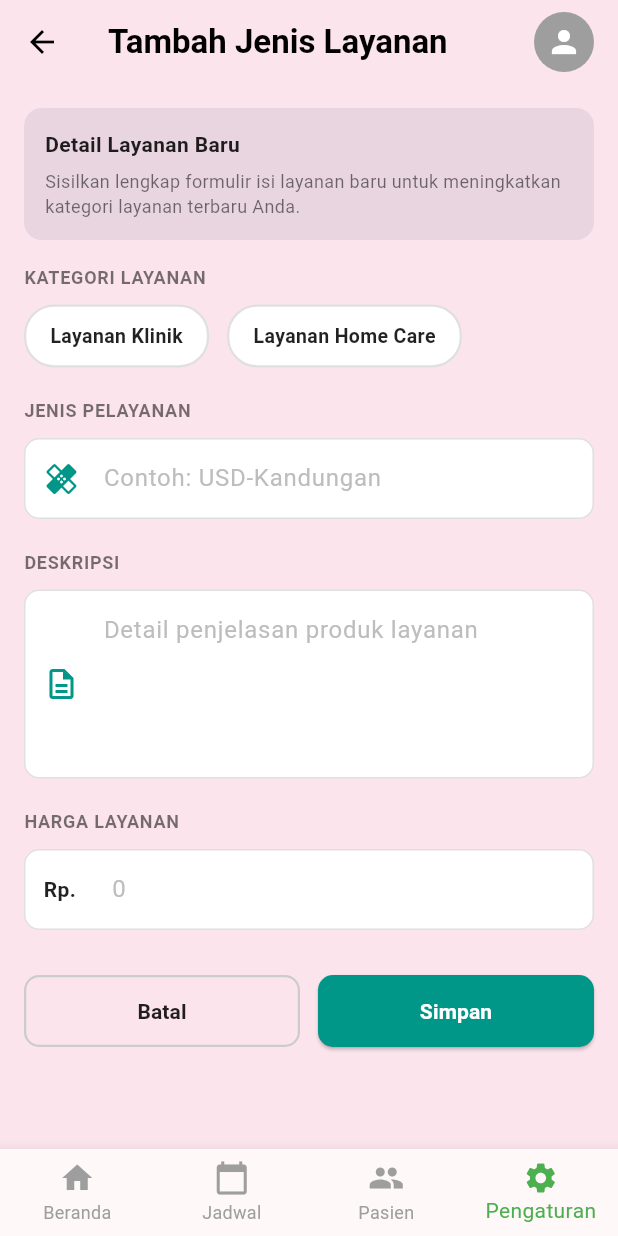
After one commit to muhammadsodiq9335-sketch/proyek_bidan, a Flutter app: the AdminTambahJenisPelayananScreen screen opened directly, on a phone screen of 412 x 824 dp. The commit adds this screen. Run offline on Flutter 3.47's test engine with Material 3 defaults, Android fonts, the phone set to English and light mode, and no system bars; accounts and stored records are empty; network calls fail; Roboto replaces fonts that are missing (Segoe UI).

Commit message:
admin insert jenis pelayanan

```diff
--- /dev/null
+++ b/lib/screens/admin_tambah_jenis_pelayanan_screen.dart
@@ -0,0 +1,389 @@
+import 'package:flutter/material.dart';
+import 'admin_dashboard_screen.dart';
+import 'admin_jadwal_screen.dart';
+import 'admin_pengaturan_screen.dart';
+import 'admin_pasien_screen.dart';
+import 'admin_jenis_pelayanan_screen.dart';
+
+class AdminTambahJenisPelayananScreen extends StatefulWidget {
+  const AdminTambahJenisPelayananScreen({super.key});
+
+  @override
+  State<AdminTambahJenisPelayananScreen> createState() =>
+      _AdminTambahJenisPelayananScreenState();
+}
+
+class _AdminTambahJenisPelayananScreenState
+    extends State<AdminTambahJenisPelayananScreen> {
+  final TextEditingController jenisPelayananController =
+      TextEditingController();
+  final TextEditingController deskripsiController = TextEditingController();
+  final TextEditingController hargaController = TextEditingController();
+
+  String? selectedCategory;
+  String? selectedServiceType;
+
+  @override
+  void dispose() {
+    jenisPelayananController.dispose();
+    deskripsiController.dispose();
+    hargaController.dispose();
+    super.dispose();
+  }
+
+  void _simpanData() {
+    if (jenisPelayananController.text.isEmpty ||
+        deskripsiController.text.isEmpty ||
+        hargaController.text.isEmpty ||
+        selectedCategory == null) {
+      ScaffoldMessenger.of(context).showSnackBar(
+        const SnackBar(content: Text("Isi semua data yang diperlukan!")),
+      );
+      return;
+    }
+
+    ScaffoldMessenger.of(context).showSnackBar(
+      const SnackBar(content: Text("Data berhasil disimpan!")),
+    );
+
+    Future.delayed(const Duration(milliseconds: 500), () {
+      Navigator.pop(context);
+    });
+  }
+
+  @override
+  Widget build(BuildContext context) {
+    return Scaffold(
+      backgroundColor: const Color(0xFFFCE4EC),
+      appBar: AppBar(
+        backgroundColor: const Color(0xFFFCE4EC),
+        elevation: 0,
+        leading: IconButton(
+          icon: const Icon(Icons.arrow_back, color: Colors.black),
+          onPressed: () => Navigator.pop(context),
+        ),
+        title: const Text(
+          "Tambah Jenis Layanan",
+          style: TextStyle(
+            color: Colors.black,
+            fontWeight: FontWeight.bold,
+          ),
+        ),
+        actions: [
+          Container(
+            margin: const EdgeInsets.only(right: 16),
+            child: const CircleAvatar(
+              backgroundColor: Colors.grey,
+              child: Icon(Icons.person, color: Colors.white),
+            ),
+          ),
+        ],
+      ),
+      body: SingleChildScrollView(
+        child: Padding(
+          padding: const EdgeInsets.all(16),
+          child: Column(
+            crossAxisAlignment: CrossAxisAlignment.start,
+            children: [
+              /// ===== DETAIL LAYANAN BARU =====
+              _buildSectionHeader(
+                "Detail Layanan Baru",
+                "Sisilkan lengkap formulir isi layanan baru untuk meningkatkan kategori layanan terbaru Anda.",
+              ),
+              const SizedBox(height: 16),
+
+              /// ===== KATEGORI LAYANAN =====
+              _buildSectionTitle("KATEGORI LAYANAN"),
+              const SizedBox(height: 10),
+              _buildCategoryButtons(),
+              const SizedBox(height: 20),
+
+              /// ===== JENIS PELAYANAN =====
+              _buildSectionTitle("JENIS PELAYANAN"),
+              const SizedBox(height: 10),
+              _buildTextInput(
+                controller: jenisPelayananController,
+                hintText: "Contoh: USD-Kandungan",
+                icon: Icons.healing_outlined,
+              ),
+              const SizedBox(height: 20),
+
+              /// ===== DESKRIPSI =====
+              _buildSectionTitle("DESKRIPSI"),
+              const SizedBox(height: 10),
+              _buildTextInput(
+                controller: deskripsiController,
+                hintText: "Detail penjelasan produk layanan",
+                icon: Icons.description_outlined,
+                maxLines: 4,
+              ),
+              const SizedBox(height: 20),
+
+              /// ===== HARGA LAYANAN =====
+              _buildSectionTitle("HARGA LAYANAN"),
+              const SizedBox(height: 10),
+              _buildPriceInput(),
+              const SizedBox(height: 30),
+
+              /// ===== ACTION BUTTONS =====
+              Row(
+                children: [
+                  Expanded(
+                    child: OutlinedButton(
+                      onPressed: () => Navigator.pop(context),
+                      style: OutlinedButton.styleFrom(
+                        padding: const EdgeInsets.symmetric(vertical: 14),
+                        side: const BorderSide(
+                          color: Color(0xFFCCCCCC),
+                          width: 1.5,
+                        ),
+                        shape: RoundedRectangleBorder(
+                          borderRadius: BorderRadius.circular(10),
+                        ),
+                      ),
+                      child: const Text(
+                        "Batal",
+                        style: TextStyle(
+                          color: Colors.black87,
+                          fontWeight: FontWeight.w600,
+                        ),
+                      ),
+                    ),
+                  ),
+                  const SizedBox(width: 12),
+                  Expanded(
+                    child: ElevatedButton(
+                      onPressed: _simpanData,
+                      style: ElevatedButton.styleFrom(
+                        backgroundColor: const Color(0xFF009688),
+                        padding: const EdgeInsets.symmetric(vertical: 14),
+                        shape: RoundedRectangleBorder(
+                          borderRadius: BorderRadius.circular(10),
+                        ),
+                      ),
+                      child: const Text(
+                        "Simpan",
+                        style: TextStyle(
+                          color: Colors.white,
+                          fontWeight: FontWeight.w600,
+                        ),
+                      ),
+                    ),
+                  ),
+                ],
+              ),
+              const SizedBox(height: 20),
+            ],
+          ),
+        ),
+      ),
+      bottomNavigationBar: _buildBottomNavBar(),
+    );
+  }
+
+  /// ===== SECTION HEADER =====
+  Widget _buildSectionHeader(String title, String subtitle) {
+    return Container(
+      padding: const EdgeInsets.all(14),
+      decoration: BoxDecoration(
+        color: const Color(0xFFE8D5E0),
+        borderRadius: BorderRadius.circular(12),
+      ),
+      child: Column(
+        crossAxisAlignment: CrossAxisAlignment.start,
+        children: [
+          Text(
+            title,
+            style: const TextStyle(
+              fontSize: 14,
+              fontWeight: FontWeight.bold,
+              color: Colors.black87,
+            ),
+          ),
+          const SizedBox(height: 6),
+          Text(
+            subtitle,
+            style: const TextStyle(
+              fontSize: 12,
+              color: Colors.black54,
+              height: 1.4,
+            ),
+          ),
+        ],
+      ),
+    );
+  }
+
+  /// ===== SECTION TITLE =====
+  Widget _buildSectionTitle(String title) {
+    return Text(
+      title,
+      style: const TextStyle(
+        fontSize: 12,
+        fontWeight: FontWeight.bold,
+        letterSpacing: 0.5,
+        color: Colors.black54,
+      ),
+    );
+  }
+
+  /// ===== CATEGORY BUTTONS =====
+  Widget _buildCategoryButtons() {
+    return Wrap(
+      spacing: 12,
+      runSpacing: 8,
+      children: [
+        _buildCategoryChip("Layanan Klinik"),
+        _buildCategoryChip("Layanan Home Care"),
+      ],
+    );
+  }
+
+  Widget _buildCategoryChip(String label) {
+    final isSelected = selectedCategory == label;
+    return InkWell(
+      onTap: () {
+        setState(() {
+          selectedCategory = label;
+        });
+      },
+      child: Container(
+        padding: const EdgeInsets.symmetric(horizontal: 16, vertical: 10),
+        decoration: BoxDecoration(
+          color: isSelected ? const Color(0xFF009688) : Colors.white,
+          border: Border.all(
+            color: isSelected ? const Color(0xFF009688) : const Color(0xFFE0E0E0),
+            width: 1.5,
+          ),
+          borderRadius: BorderRadius.circular(20),
+        ),
+        child: Text(
+          label,
+          style: TextStyle(
+            fontSize: 13,
+            fontWeight: FontWeight.w600,
+            color: isSelected ? Colors.white : Colors.black87,
+          ),
+        ),
+      ),
+    );
+  }
+
+  /// ===== TEXT INPUT =====
+  Widget _buildTextInput({
+    required TextEditingController controller,
+    required String hintText,
+    required IconData icon,
+    int maxLines = 1,
+  }) {
+    return Container(
+      decoration: BoxDecoration(
+        color: Colors.white,
+        borderRadius: BorderRadius.circular(10),
+        border: Border.all(color: const Color(0xFFE0E0E0), width: 1),
+      ),
+      child: TextFormField(
+        controller: controller,
+        maxLines: maxLines,
+        decoration: InputDecoration(
+          hintText: hintText,
+          hintStyle: const TextStyle(color: Color(0xFFBDBDBD)),
+          prefixIcon: Icon(icon, color: const Color(0xFF009688)),
+          border: InputBorder.none,
+          contentPadding: const EdgeInsets.symmetric(
+            horizontal: 12,
+            vertical: 14,
+          ),
+        ),
+      ),
+    );
+  }
+
+  /// ===== PRICE INPUT =====
+  Widget _buildPriceInput() {
+    return Container(
+      decoration: BoxDecoration(
+        color: Colors.white,
+        borderRadius: BorderRadius.circular(10),
+        border: Border.all(color: const Color(0xFFE0E0E0), width: 1),
+      ),
+      child: Row(
+        children: [
+          const Padding(
+            padding: EdgeInsets.symmetric(horizontal: 12),
+            child: Text(
+              "Rp.",
+              style: TextStyle(
+                fontSize: 14,
+                fontWeight: FontWeight.w600,
+                color: Colors.black87,
+              ),
+            ),
+          ),
+          Expanded(
+            child: TextFormField(
+              controller: hargaController,
+              keyboardType: TextInputType.number,
+              decoration: InputDecoration(
+                hintText: "0",
+                hintStyle: const TextStyle(color: Color(0xFFBDBDBD)),
+                border: InputBorder.none,
+                contentPadding: const EdgeInsets.symmetric(
+                  horizontal: 12,
+                  vertical: 14,
+                ),
+              ),
+            ),
+          ),
+        ],
+      ),
+    );
+  }
+
+  /// ===== BOTTOM NAV =====
+  Widget _buildBottomNavBar() {
+    return BottomNavigationBar(
+      type: BottomNavigationBarType.fixed,
+      selectedItemColor: Colors.green,
+      unselectedItemColor: Colors.grey,
+      currentIndex: 3,
+      onTap: (index) {
+        if (index == 0) {
+          Navigator.pushReplacement(
+            context,
+            MaterialPageRoute(
+              builder: (context) => const AdminDashboardScreen(),
+            ),
+          );
+        } else if (index == 1) {
+          Navigator.pushReplacement(
+            context,
+            MaterialPageRoute(
+              builder: (context) => const AdminJadwalScreen(),
+            ),
+          );
+        } else if (index == 2) {
+          Navigator.pushReplacement(
+            context,
+            MaterialPageRoute(
+              builder: (context) => const AdminPasienScreen(),
+            ),
+          );
+        } else if (index == 3) {
+          Navigator.pushReplacement(
+            context,
+            MaterialPageRoute(
+              builder: (context) => const AdminPengaturanScreen(),
+            ),
+          );
+        }
+      },
+      items: const [
+        BottomNavigationBarItem(icon: Icon(Icons.home), label: "Beranda"),
+        BottomNavigationBarItem(icon: Icon(Icons.calendar_today), label: "Jadwal"),
+        BottomNavigationBarItem(icon: Icon(Icons.people), label: "Pasien"),
+        BottomNavigationBarItem(icon: Icon(Icons.settings), label: "Pengaturan"),
+      ],
+    );
+  }
+}
```
Also changed, not shown: lib/screens/admin_jenis_pelayanan_screen.dart (added, +294 -0 lines), lib/screens/admin_pengaturan_screen.dart (+8 -0 lines).
